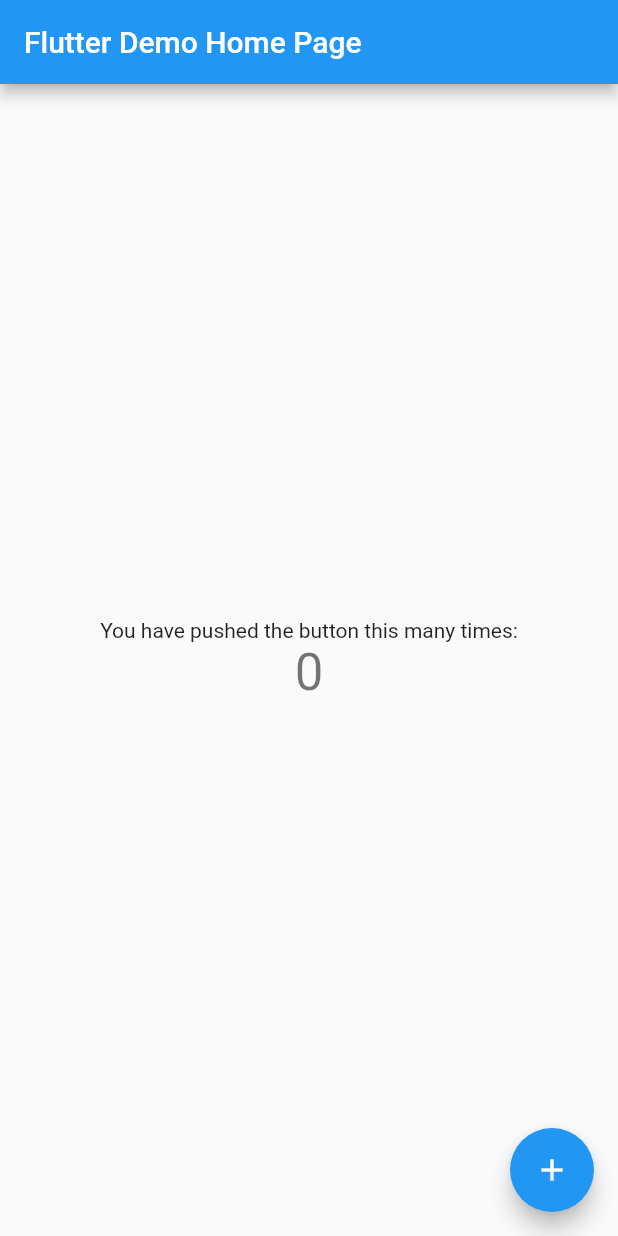
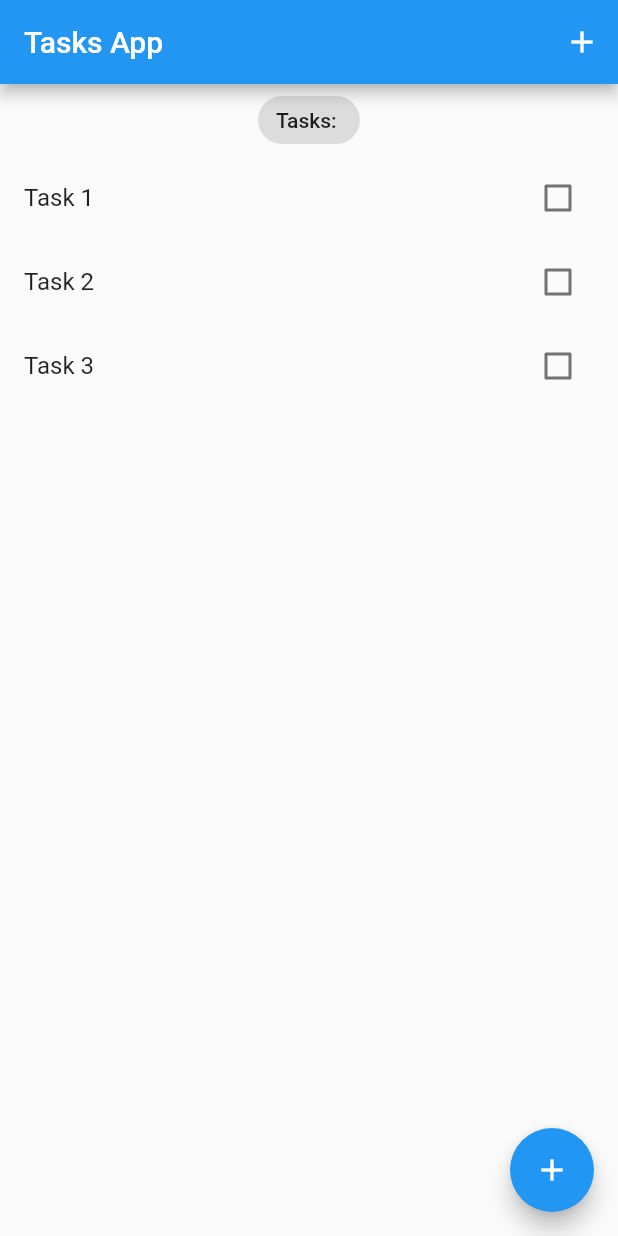
Before and after one commit to Towfiq-Roni/bloc_trial, a Flutter app: the screen it shows after launch, on a phone screen of 412 x 824 dp. Run offline on Flutter 3.47's test engine with Material 2 defaults, Android fonts, the phone set to English and light mode, and no system bars; our stand-ins replace equatable.

Commit message:
basic screen

```diff
--- a/lib/main.dart
+++ b/lib/main.dart
@@ -1,3 +1,4 @@
+import 'package:bloc_trial/screens/tasks_screen.dart';
 import 'package:flutter/material.dart';
 
 void main() {
@@ -24,92 +25,92 @@ class MyApp extends StatelessWidget {
         // is not restarted.
         primarySwatch: Colors.blue,
       ),
-      home: const MyHomePage(title: 'Flutter Demo Home Page'),
+      home: TasksScreen(),
     );
   }
 }
 
-class MyHomePage extends StatefulWidget {
-  const MyHomePage({super.key, required this.title});
-
-  // This widget is the home page of your application. It is stateful, meaning
-  // that it has a State object (defined below) that contains fields that affect
-  // how it looks.
-
-  // This class is the configuration for the state. It holds the values (in this
-  // case the title) provided by the parent (in this case the App widget) and
-  // used by the build method of the State. Fields in a Widget subclass are
-  // always marked "final".
-
-  final String title;
-
-  @override
-  State<MyHomePage> createState() => _MyHomePageState();
-}
-
-class _MyHomePageState extends State<MyHomePage> {
-  int _counter = 0;
-
-  void _incrementCounter() {
-    setState(() {
-      // This call to setState tells the Flutter framework that something has
-      // changed in this State, which causes it to rerun the build method below
-      // so that the display can reflect the updated values. If we changed
-      // _counter without calling setState(), then the build method would not be
-      // called again, and so nothing would appear to happen.
-      _counter++;
-    });
-  }
-
-  @override
-  Widget build(BuildContext context) {
-    // This method is rerun every time setState is called, for instance as done
-    // by the _incrementCounter method above.
-    //
-    // The Flutter framework has been optimized to make rerunning build methods
-    // fast, so that you can just rebuild anything that needs updating rather
-    // than having to individually change instances of widgets.
-    return Scaffold(
-      appBar: AppBar(
-        // Here we take the value from the MyHomePage object that was created by
-        // the App.build method, and use it to set our appbar title.
-        title: Text(widget.title),
-      ),
-      body: Center(
-        // Center is a layout widget. It takes a single child and positions it
-        // in the middle of the parent.
-        child: Column(
-          // Column is also a layout widget. It takes a list of children and
-          // arranges them vertically. By default, it sizes itself to fit its
-          // children horizontally, and tries to be as tall as its parent.
-          //
-          // Invoke "debug painting" (press "p" in the console, choose the
-          // "Toggle Debug Paint" action from the Flutter Inspector in Android
-          // Studio, or the "Toggle Debug Paint" command in Visual Studio Code)
-          // to see the wireframe for each widget.
-          //
-          // Column has various properties to control how it sizes itself and
-          // how it positions its children. Here we use mainAxisAlignment to
-          // center the children vertically; the main axis here is the vertical
-          // axis because Columns are vertical (the cross axis would be
-          // horizontal).
-          mainAxisAlignment: MainAxisAlignment.center,
-          children: <Widget>[
-            const Text(
-              'You have pushed the button this many times:',
-            ),
-            Text(
-              '$_counter',
-              style: Theme.of(context).textTheme.headlineMedium,
-            ),
-          ],
-        ),
-      ),
-      floatingActionButton: FloatingActionButton(
-        onPressed: _incrementCounter,
-        tooltip: 'Increment',
-        child: const Icon(Icons.add),
-      ), // This trailing comma makes auto-formatting nicer for build methods.
-    );
-  }
-}
+// class MyHomePage extends StatefulWidget {
+//   const MyHomePage({super.key, required this.title});
+//
+//   // This widget is the home page of your application. It is stateful, meaning
+//   // that it has a State object (defined below) that contains fields that affect
+//   // how it looks.
+//
+//   // This class is the configuration for the state. It holds the values (in this
+//   // case the title) provided by the parent (in this case the App widget) and
+//   // used by the build method of the State. Fields in a Widget subclass are
+//   // always marked "final".
+//
+//   final String title;
+//
+//   @override
+//   State<MyHomePage> createState() => _MyHomePageState();
+// }
+//
+// class _MyHomePageState extends State<MyHomePage> {
+//   int _counter = 0;
+//
+//   void _incrementCounter() {
+//     setState(() {
+//       // This call to setState tells the Flutter framework that something has
+//       // changed in this State, which causes it to rerun the build method below
+//       // so that the display can reflect the updated values. If we changed
+//       // _counter without calling setState(), then the build method would not be
+//       // called again, and so nothing would appear to happen.
+//       _counter++;
+//     });
+//   }
+//
+//   @override
+//   Widget build(BuildContext context) {
+//     // This method is rerun every time setState is called, for instance as done
+//     // by the _incrementCounter method above.
+//     //
+//     // The Flutter framework has been optimized to make rerunning build methods
+//     // fast, so that you can just rebuild anything that needs updating rather
+//     // than having to individually change instances of widgets.
+//     return Scaffold(
+//       appBar: AppBar(
+//         // Here we take the value from the MyHomePage object that was created by
+//         // the App.build method, and use it to set our appbar title.
+//         title: Text(widget.title),
+//       ),
+//       body: Center(
+//         // Center is a layout widget. It takes a single child and positions it
+//         // in the middle of the parent.
+//         child: Column(
+//           // Column is also a layout widget. It takes a list of children and
+//           // arranges them vertically. By default, it sizes itself to fit its
+//           // children horizontally, and tries to be as tall as its parent.
+//           //
+//           // Invoke "debug painting" (press "p" in the console, choose the
+//           // "Toggle Debug Paint" action from the Flutter Inspector in Android
+//           // Studio, or the "Toggle Debug Paint" command in Visual Studio Code)
+//           // to see the wireframe for each widget.
+//           //
+//           // Column has various properties to control how it sizes itself and
+//           // how it positions its children. Here we use mainAxisAlignment to
+//           // center the children vertically; the main axis here is the vertical
+//           // axis because Columns are vertical (the cross axis would be
+//           // horizontal).
+//           mainAxisAlignment: MainAxisAlignment.center,
+//           children: <Widget>[
+//             const Text(
+//               'You have pushed the button this many times:',
+//             ),
+//             Text(
+//               '$_counter',
+//               style: Theme.of(context).textTheme.headlineMedium,
+//             ),
+//           ],
+//         ),
+//       ),
+//       floatingActionButton: FloatingActionButton(
+//         onPressed: _incrementCounter,
+//         tooltip: 'Increment',
+//         child: const Icon(Icons.add),
+//       ), // This trailing comma makes auto-formatting nicer for build methods.
+//     );
+//   }
+// }
--- /dev/null
+++ b/lib/models/tasks_model.dart
@@ -0,0 +1,42 @@
+import 'package:equatable/equatable.dart';
+
+class Task extends Equatable{
+  final String title;
+  bool? isDone;
+  bool? isDeleted;
+
+  Task({required this.title, this.isDone, this.isDeleted}) {
+    isDone = isDone ?? false;
+    isDeleted = isDeleted ?? false;
+  }
+
+  Task copyWith({
+    String? title,
+    bool? isDone,
+    bool? isDeleted,
+  }) {
+    return Task(
+        title: title ?? this.title,
+        isDone: isDone ?? this.isDone,
+        isDeleted: isDeleted ?? this.isDeleted,
+    );
+  }
+
+  Map<String, dynamic> toMap(){
+    return {
+      'title': title,
+      'isDone': isDone,
+      'isDeleted': isDeleted,
+    };
+  }
+
+  factory Task.fromMap(Map<String, dynamic> map){
+    return Task(title: map['title'] ?? '',
+    isDone: map['isDone'],
+    isDeleted: map['isDeleted'],
+    );
+  }
+
+  @override
+  List<Object?> get props => [title, isDone, isDeleted];
+}
--- /dev/null
+++ b/lib/screens/tasks_screen.dart
@@ -0,0 +1,54 @@
+import 'package:bloc_trial/models/tasks_model.dart';
+import 'package:flutter/material.dart';
+
+class TasksScreen extends StatelessWidget {
+  TasksScreen({Key? key}) : super(key: key);
+
+  List<Task> tasksList = [
+    Task(title: 'Task 1'),
+    Task(title: 'Task 2'),
+    Task(title: 'Task 3'),
+  ];
+
+  @override
+  Widget build(BuildContext context) {
+    return Scaffold(
+      appBar: AppBar(
+        title: const Text('Tasks App'),
+        actions: [
+          IconButton(onPressed: () {}, icon: const Icon(Icons.add),
+          ),
+        ],
+      ),
+      body: Column(
+        crossAxisAlignment: CrossAxisAlignment.center,
+        children: <Widget> [
+          const Center(
+            child: Chip(
+              label: Text('Tasks: ',),
+            ),
+          ),
+          Expanded(
+            child: ListView.builder(
+              itemCount: tasksList.length,
+                itemBuilder: (context, index){
+                  var task = tasksList[index];
+              return ListTile(
+                title: Text(task.title),
+                trailing: Checkbox(
+                  value: task.isDone,
+                  onChanged: (value) {},
+                ),
+              );
+            }),
+          )
+        ],
+      ),
+      floatingActionButton: FloatingActionButton(
+        onPressed: (){},
+        tooltip: 'Add Task',
+        child: const Icon(Icons.add),
+      ),
+    );
+  }
+}
--- a/pubspec.yaml
+++ b/pubspec.yaml
@@ -35,6 +35,8 @@ dependencies:
   # The following adds the Cupertino Icons font to your application.
   # Use with the CupertinoIcons class for iOS style icons.
   cupertino_icons: ^1.0.2
+  flutter_bloc: ^8.1.2
+  equatable: ^2.0.5
 
 dev_dependencies:
   flutter_test:
```
Also changed, not shown: lib/bloc/tasks_bloc.dart (added), lib/bloc/tasks_event.dart (added), lib/bloc/tasks_state.dart (added), pubspec.lock.
